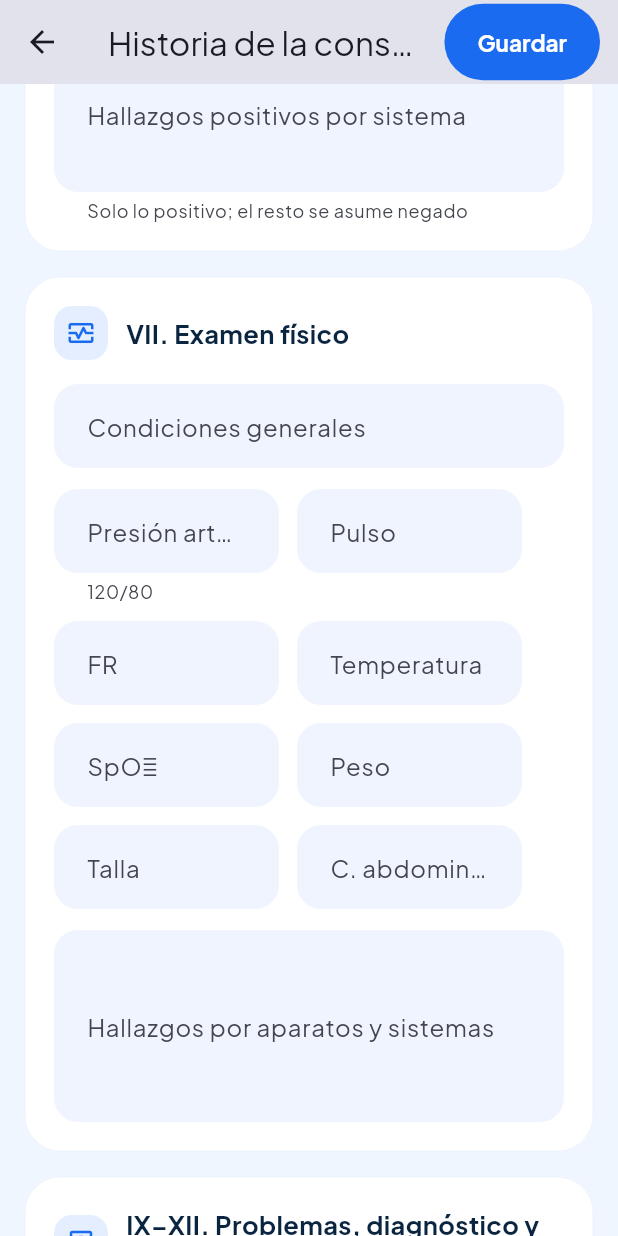
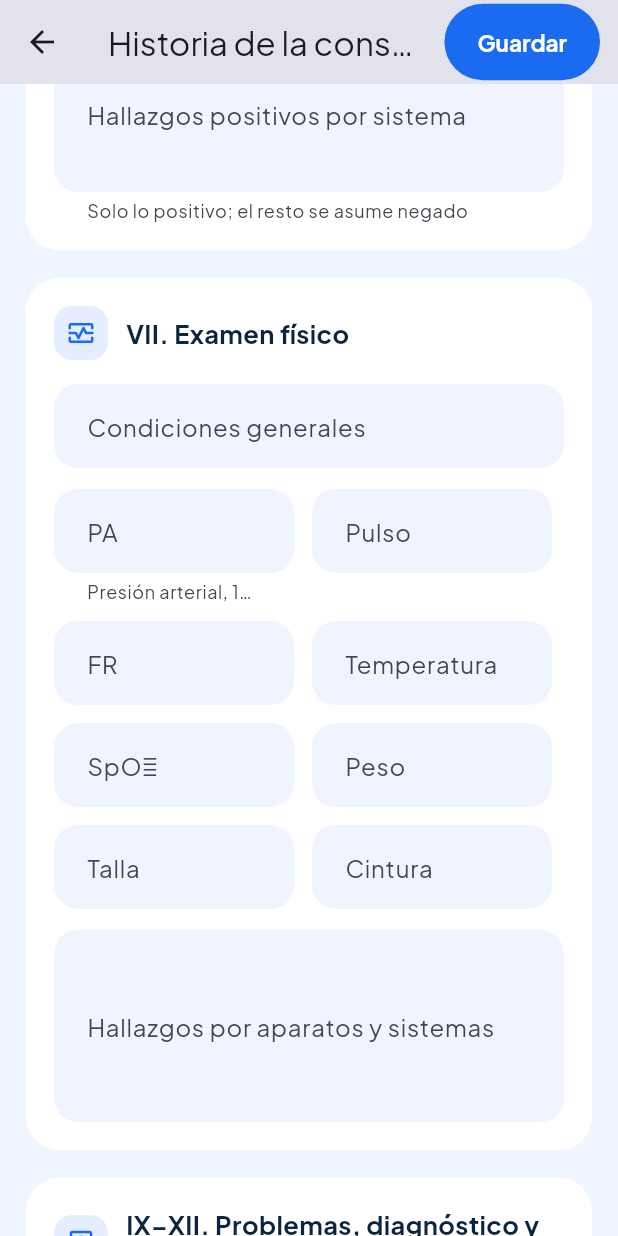
Before and after one commit to rogerbalan001/BeWell, a Flutter app: the ConsultaFormPage screen opened directly with empty values, scrolled down 576 dp, on a phone screen of 412 x 824 dp. Run offline on Flutter 3.47's test engine with Material 3 defaults, Android fonts, the phone set to English and light mode, and no system bars; our stand-ins replace dio, equatable, file_picker, flutter_bloc, flutter_secure_storage, get_it and 3 more; accounts and stored records are empty; network calls fail.

Commit message:
style: etiquetas cortas en signos vitales

```diff
--- a/app/lib/features/historia_clinica/presentation/pages/consulta_form_page.dart
+++ b/app/lib/features/historia_clinica/presentation/pages/consulta_form_page.dart
@@ -151,7 +151,7 @@ class _ConsultaFormPageState extends State<ConsultaFormPage> {
           decoration: AppTheme.campo(etiqueta, ayuda: ayuda),
         );
     Widget vital(TextEditingController c, String etiqueta, String unidad, double min, double max) => SizedBox(
-          width: 150,
+          width: 160,
           child: TextFormField(
             controller: c,
             keyboardType: const TextInputType.numberWithOptions(decimal: true),
@@ -208,8 +208,8 @@ class _ConsultaFormPageState extends State<ConsultaFormPage> {
                 campo(_condiciones, 'Condiciones generales'),
                 Wrap(spacing: 12, runSpacing: 12, children: [
                   SizedBox(
-                    width: 150,
-                    child: TextFormField(controller: _ta, validator: _validarTa, decoration: AppTheme.campo('Presión arterial', sufijo: 'mmHg', ayuda: '120/80')),
+                    width: 160,
+                    child: TextFormField(controller: _ta, validator: _validarTa, decoration: AppTheme.campo('PA', sufijo: 'mmHg', ayuda: 'Presión arterial, 120/80')),
                   ),
                   vital(_fc, 'Pulso', 'ppm', 20, 250),
                   vital(_fr, 'FR', 'rpm', 4, 80),
@@ -217,7 +217,7 @@ class _ConsultaFormPageState extends State<ConsultaFormPage> {
                   vital(_sat, 'SpO₂', '%', 50, 100),
                   vital(_peso, 'Peso', 'kg', 0.3, 400),
                   vital(_talla, 'Talla', 'cm', 20, 250),
-                  vital(_cintura, 'C. abdominal', 'cm', 30, 250),
+                  vital(_cintura, 'Cintura', 'cm', 30, 250),
                 ]),
                 if (imc != null)
                   Align(alignment: Alignment.centerLeft, child: ChipEstado('IMC $imc kg/m²', icono: Icons.straighten, color: AppColors.verdeOscuro)),
```
